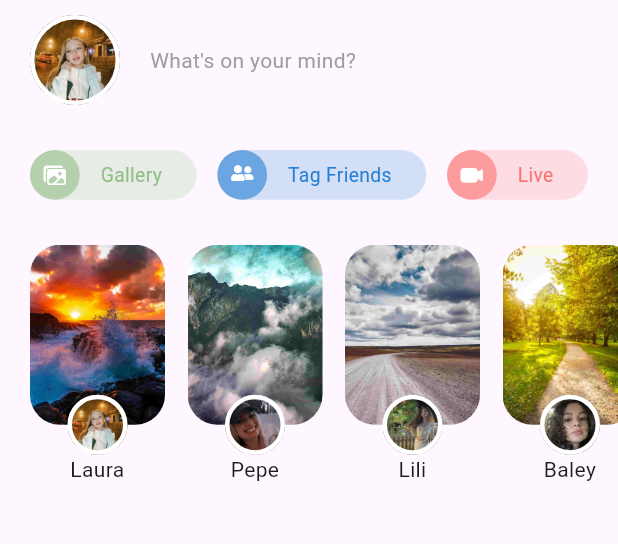
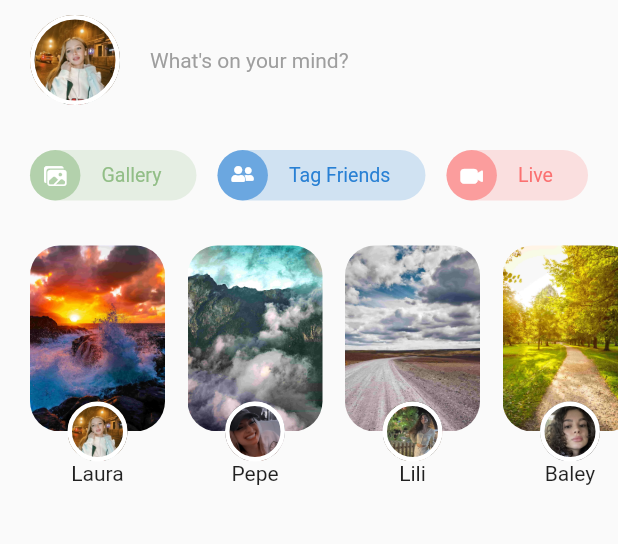
Before and after one commit to martinchoC/FacebookClone, a Flutter app: the screen it shows after launch, on a phone screen of 412 x 824 dp, the part 84-628 px from its top. Run offline on Flutter 3.47's test engine with Material 2 defaults, Android fonts, the phone set to English and light mode, and no system bars; our stand-ins replace device_preview, flutter_svg.

Commit message:
Update main.dart

```diff
--- a/flutter_facebook_clone/lib/main.dart
+++ b/flutter_facebook_clone/lib/main.dart
@@ -1,8 +1,13 @@
+import 'package:device_preview/device_preview.dart';
 import 'package:flutter/material.dart';
 import 'package:flutter_facebook_clone/facebook_ui/facebook_ui.dart';
+import 'package:flutter/foundation.dart';
 
 void main() {
-  runApp(const MyApp());
+  runApp(DevicePreview(
+    builder: (_) => const MyApp(),
+    enabled: !kReleaseMode,
+  ));
 }
 
 class MyApp extends StatelessWidget {
@@ -12,11 +17,9 @@ class MyApp extends StatelessWidget {
   Widget build(BuildContext context) {
     return MaterialApp(
       debugShowCheckedModeBanner: false,
-      title: 'Flutter Demo',
-      theme: ThemeData(
-        colorScheme: ColorScheme.fromSeed(seedColor: Colors.deepPurple),
-        useMaterial3: true,
-      ),
+      useInheritedMediaQuery: true,
+      builder: DevicePreview.appBuilder,
+      locale: DevicePreview.locale(context),
       home: const FacebookUI(),
     );
   }
```
